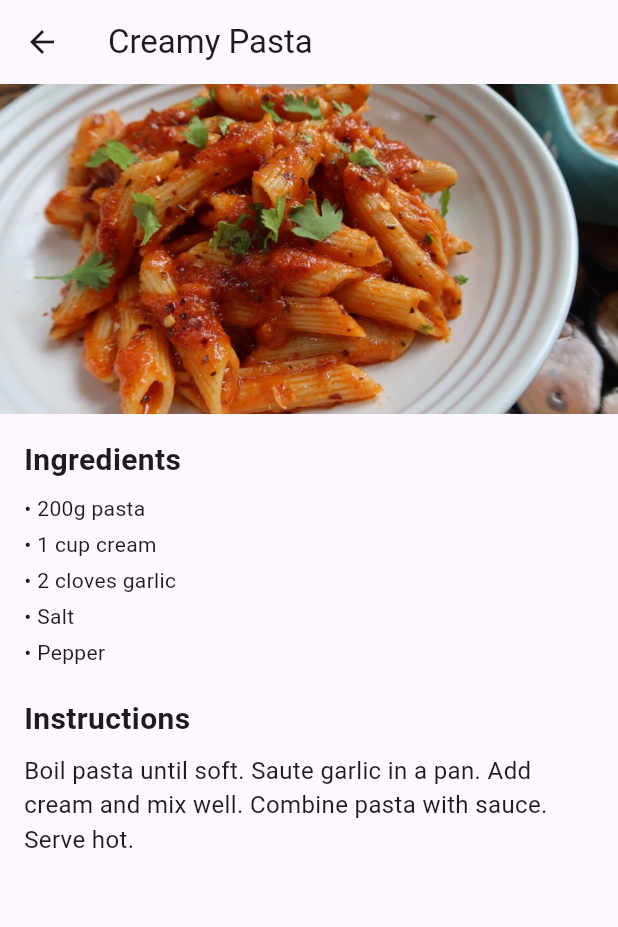
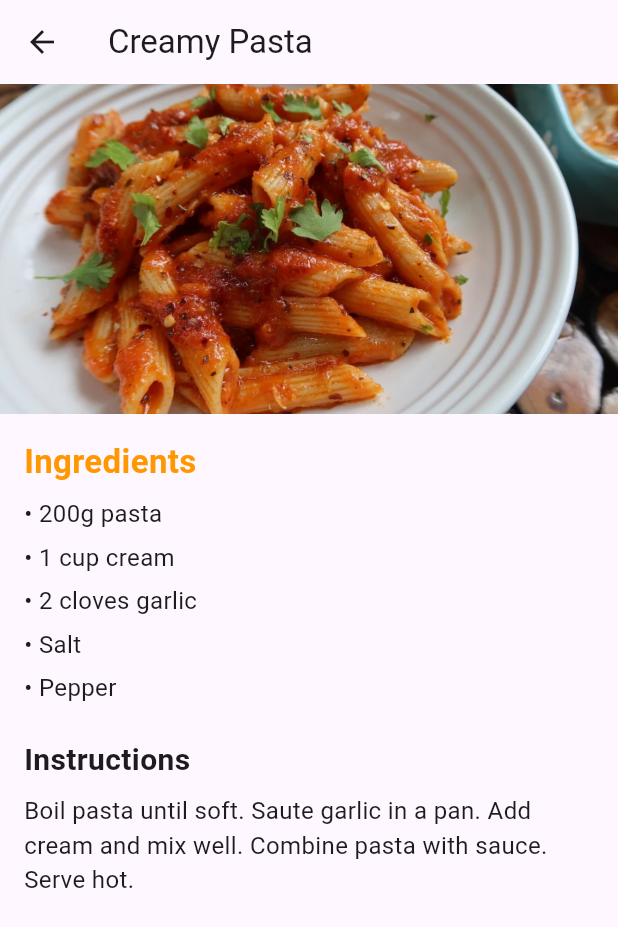
Before and after one commit to harshh211/recipe_book_app, a Flutter app: the screen it shows after launch, after a tap on "Creamy Pasta", on a phone screen of 412 x 824 dp. Shown: the top 927 px of the screen. Run offline on Flutter 3.47's test engine with Material 3 defaults, Android fonts, the phone set to English and light mode, and no system bars.

Commit message:
edited typography and spacing

```diff
--- a/lib/screens/details_screen.dart
+++ b/lib/screens/details_screen.dart
@@ -32,8 +32,9 @@ class DetailsScreen extends StatelessWidget {
               child: Text(
                 "Ingredients",
                 style: TextStyle(
-                  fontSize: 20,
+                  fontSize: 22,
                   fontWeight: FontWeight.bold,
+                  color: Colors.orange,
                 ),
               ),
             ),
@@ -48,8 +49,14 @@ class DetailsScreen extends StatelessWidget {
                 children: recipe.ingredients
                     .map(
                       (ingredient) => Padding(
-                        padding: const EdgeInsets.only(bottom: 4),
-                        child: Text("• $ingredient"),
+                        padding: const EdgeInsets.only(bottom: 6),
+                        child: Text(
+                          "• $ingredient",
+                          style: const TextStyle(
+                            fontSize: 16,
+                          ),
+                        ),
+
                       ),
                     )
                     .toList(),
```
